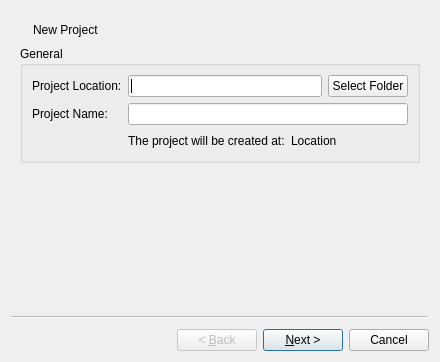
The window that src/newprojectwizard.ui (aelliott/GP2) describes before a commit, drawn with Qt 5.
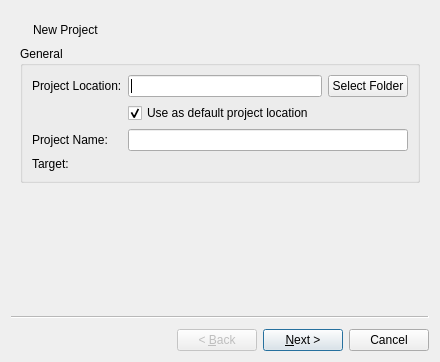
The same window after the commit. Icons and pictures are not drawn.

Commit message: Validation and project additions

Patch:
```diff
--- a/src/newprojectwizard.ui
+++ b/src/newprojectwizard.ui
@@ -59,6 +59,9 @@
        <string>General</string>
       </property>
       <layout class="QFormLayout" name="formLayout">
+       <property name="fieldGrowthPolicy">
+        <enum>QFormLayout::AllNonFixedFieldsGrow</enum>
+       </property>
        <property name="horizontalSpacing">
         <number>6</number>
        </property>
@@ -89,46 +92,39 @@
          </item>
         </layout>
        </item>
-       <item row="1" column="0">
+       <item row="3" column="0">
         <widget class="QLabel" name="projectNameLabel">
          <property name="text">
           <string>Project Name:</string>
          </property>
         </widget>
        </item>
-       <item row="1" column="1">
+       <item row="3" column="1">
         <widget class="QLineEdit" name="projectNameEdit"/>
        </item>
-       <item row="2" column="1">
-        <layout class="QHBoxLayout" name="createdPathLayout">
-         <item>
+       <item row="4" column="0">
           <widget class="QLabel" name="informationLabel">
            <property name="text">
-            <string>The project will be created at:</string>
+          <string>Target:</string>
            </property>
           </widget>
          </item>
-         <item>
+       <item row="4" column="1">
           <widget class="QLabel" name="createdPathLabel">
            <property name="text">
-            <string>Location</string>
+          <string/>
            </property>
           </widget>
          </item>
-         <item>
-          <spacer name="horizontalSpacer_2">
-           <property name="orientation">
-            <enum>Qt::Horizontal</enum>
-           </property>
-           <property name="sizeHint" stdset="0">
-            <size>
-             <width>40</width>
-             <height>20</height>
-            </size>
-           </property>
-          </spacer>
-         </item>
-        </layout>
+       <item row="2" column="1">
+        <widget class="QCheckBox" name="updateDefaultLocationCheckBox">
+         <property name="text">
+          <string>Use as default project location</string>
+         </property>
+         <property name="checked">
+          <bool>true</bool>
+         </property>
+        </widget>
        </item>
       </layout>
      </widget>
@@ -141,7 +137,7 @@
       <property name="sizeHint" stdset="0">
        <size>
         <width>20</width>
-        <height>124</height>
+        <height>120</height>
        </size>
       </property>
      </spacer>
```
Left out of the diff: 43 changed lines with no effect on the pictures. Lines whose indentation alone changed are shown as unchanged. The commit also changes 9 other files.
